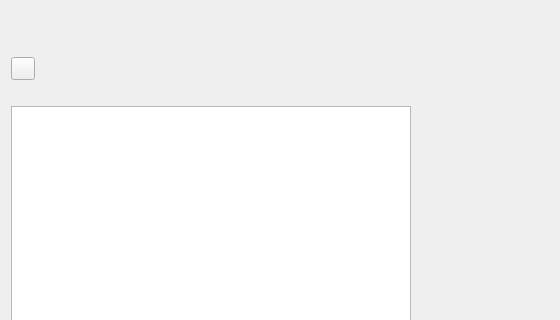
This is src/qt/design-files/sidebar.ui in CountRucula/matrix-app as Qt 5 draws it before an edit; both pictures show x 0 to 560 and y 0 to 320 of the 800 by 480 pixel window. The edited form follows.
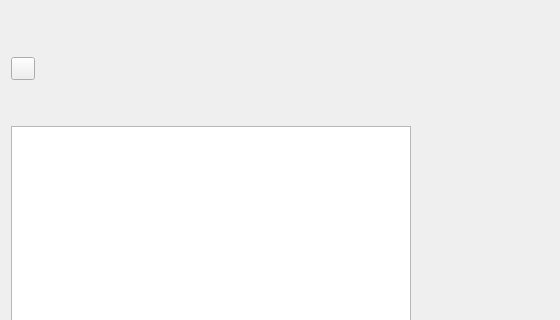
This is the edited form.

What changed in the file:
```diff
--- a/src/qt/design-files/sidebar.ui
+++ b/src/qt/design-files/sidebar.ui
@@ -136,7 +136,7 @@
        <property name="sizeHint" stdset="0">
         <size>
          <width>20</width>
-         <height>20</height>
+         <height>40</height>
         </size>
        </property>
       </spacer>
```
